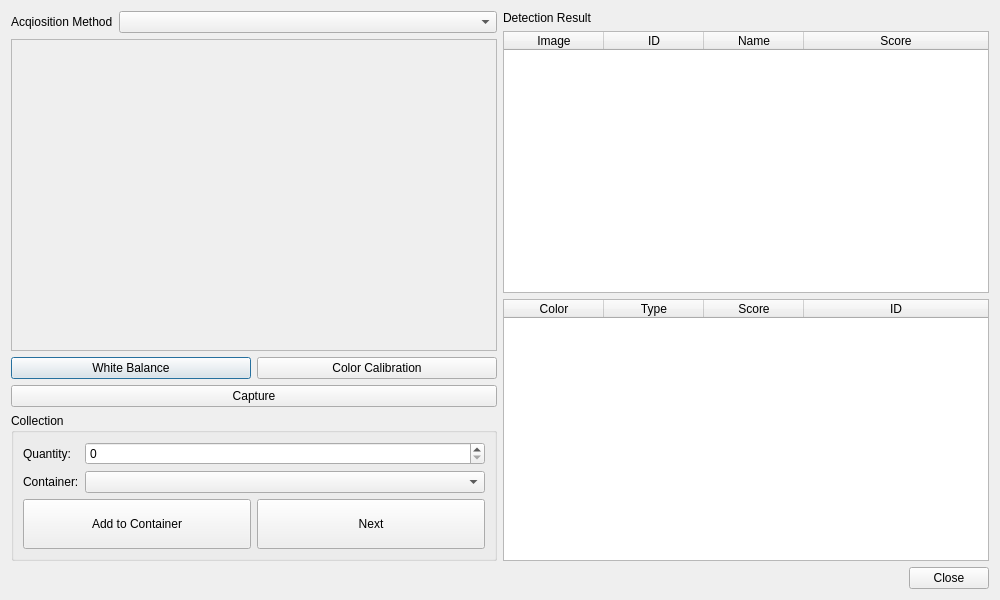
Before: the Qt Designer form ui/addBricksDialog.ui in Syadon/BrickCollectionManager, drawn with Qt 5.
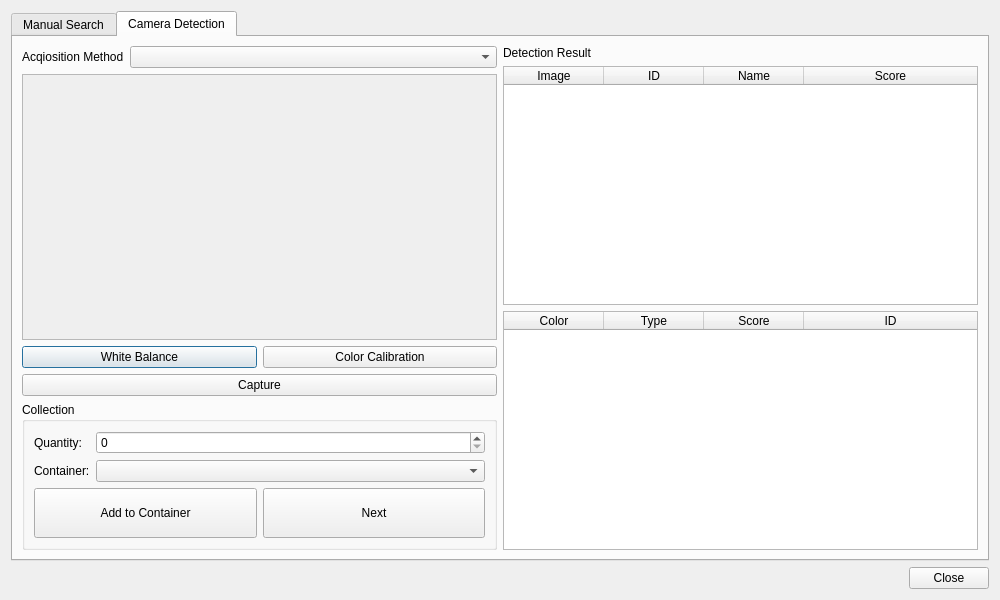
After: the same form once the commit is applied. The open tabs and pages were chosen to show the change.

Commit message: Added tab widgets to addBricksDialog

What changed in the file:
```diff
--- a/ui/addBricksDialog.ui
+++ b/ui/addBricksDialog.ui
@@ -18,6 +18,28 @@
   </property>
   <layout class="QVBoxLayout" name="verticalLayout">
    <item>
+    <widget class="QTabWidget" name="tabWidget">
+     <property name="currentIndex">
+      <number>0</number>
+     </property>
+     <widget class="QWidget" name="searchTab">
+      <attribute name="title">
+       <string>Manual Search</string>
+      </attribute>
+      <layout class="QVBoxLayout" name="verticalLayout_5">
+       <item>
+        <layout class="QVBoxLayout" name="searchTabLayout"/>
+       </item>
+      </layout>
+     </widget>
+     <widget class="QWidget" name="cameraTab">
+      <attribute name="title">
+       <string>Camera Detection</string>
+      </attribute>
+      <layout class="QVBoxLayout" name="verticalLayout_3">
+       <item>
+        <layout class="QVBoxLayout" name="cameraTabLayout">
+         <item>
     <layout class="QHBoxLayout" name="dialogLayout">
      <item>
       <layout class="QVBoxLayout" name="acqCollLayout">
@@ -250,6 +272,12 @@
       </layout>
      </item>
     </layout>
+         </item>
+        </layout>
+       </item>
+      </layout>
+     </widget>
+    </widget>
    </item>
    <item>
     <widget class="QDialogButtonBox" name="buttonBox">
```
Left out of the diff: 2 changed lines with no effect on the pictures. Lines whose indentation alone changed are shown as unchanged. The commit also changes 2 other files.
